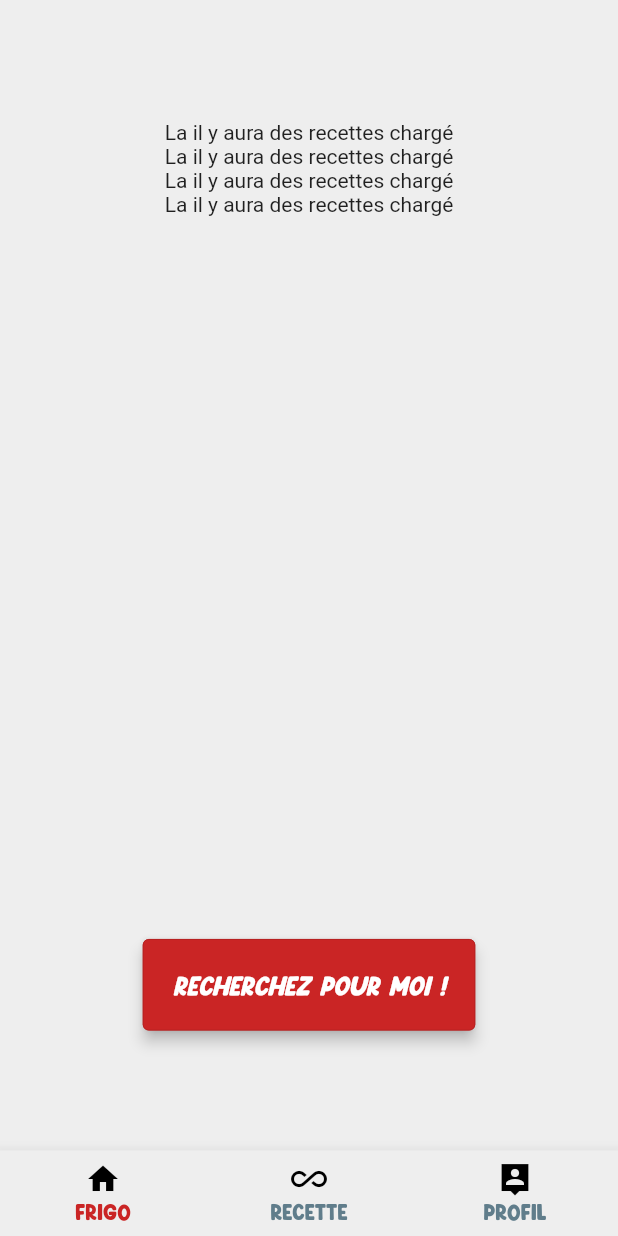
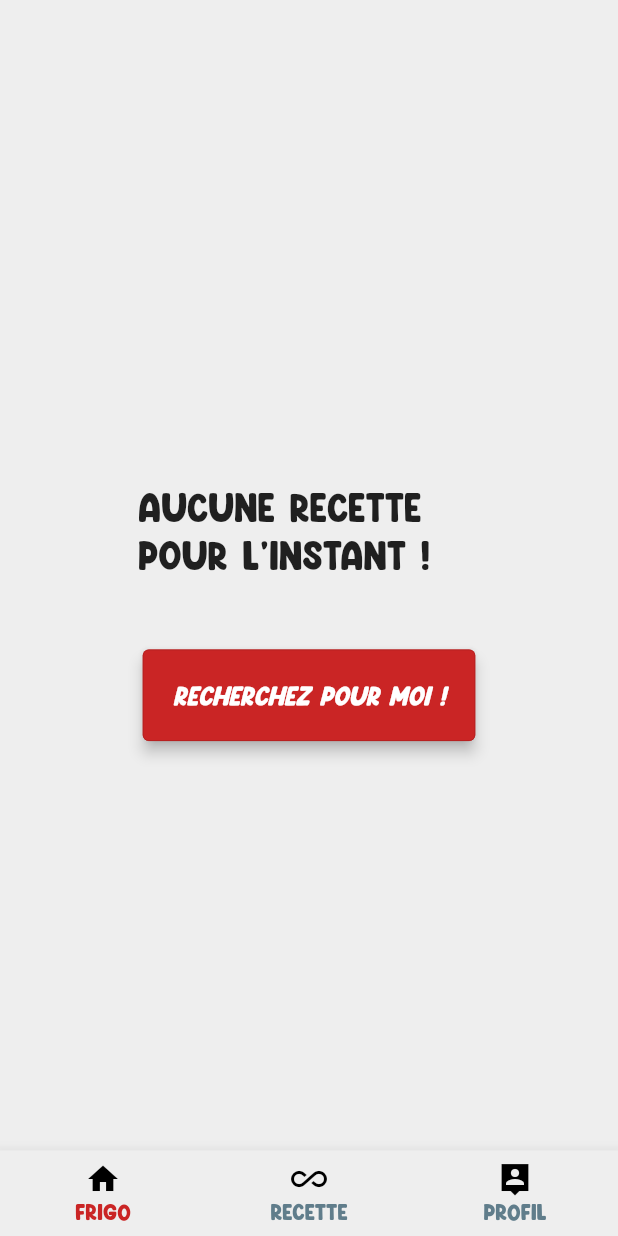
Before and after one commit to Anthony5997/flutter_whats_for_dinner, a Flutter app: the RecipeListView screen opened directly, on a phone screen of 412 x 824 dp. Run offline on Flutter 3.47's test engine with Material 2 defaults, Android fonts, the light colour scheme and no system bars; our stand-ins replace bloc, equatable, flutter_bloc, flutter_form_builder, form_builder_validators, select_form_field and 1 more; accounts and stored records are empty; network calls fail.

Commit message:
Ajout d'un RecipeListBloc et d'un recipeListRepository pour le gestion des recettes

```diff
--- a/lib/main.dart
+++ b/lib/main.dart
@@ -7,6 +7,7 @@ import 'package:flutter_whats_for_dinner/authentication/authentication_bloc.dart
 import 'package:flutter_whats_for_dinner/authentication/services/authentication_navigator.dart';
 import 'package:flutter_whats_for_dinner/fridge/fridge_bloc.dart';
 import 'package:flutter_whats_for_dinner/ingredient_categorie/ingredient_categorie_bloc.dart';
+import 'package:flutter_whats_for_dinner/recipe_list/bloc/recipe_list_bloc.dart';
 import 'package:flutter_whats_for_dinner/widgets/ui/themes/theme.dart';
 
 void main() {
@@ -35,6 +36,9 @@ class MyApp extends StatelessWidget {
         BlocProvider<FridgeBloc>(
           create: (BuildContext context) => FridgeBloc(),
         ),
+        BlocProvider<RecipeListBloc>(
+          create: (BuildContext context) => RecipeListBloc(),
+        ),
       ],
       child: MaterialApp(
         theme: LigthTheme.themedata,
--- a/lib/recipe_list/bloc/recipe_list_bloc.dart
+++ b/lib/recipe_list/bloc/recipe_list_bloc.dart
@@ -1,23 +1,25 @@
 import 'package:bloc/bloc.dart';
 import 'package:equatable/equatable.dart';
+import 'package:flutter_whats_for_dinner/recipe_list/repository/recipe_list_repository.dart';
 
 part 'recipe_list_event.dart';
 part 'recipe_list_state.dart';
 
 class RecipeListBloc extends Bloc<RecipeListEvent, RecipeListState> {
+  final RecipeListRepository recipeListRepository = RecipeListRepository();
+
   RecipeListBloc() : super(RecipeListInitial()) {
-    on<RecipeListEvent>((event, emit) {});
-    on<RecipeListLoadedEvent>((event, emit) {
-      try {
-        emit(RecipeListLoadedState());
-      } catch (e) {
-        emit(RecipeListEmptyState());
-      }
+    on<RecipeListEventInitial>((event, emit) {
+      emit(RecipeListEmptyState());
     });
+    on<RecipeListLoadedEvent>((event, emit) {});
 
     on<RecipeListLoadingEvent>((event, emit) async {
+      emit(RecipeListLoadingState());
+
       try {
-        emit(RecipeListLoadedState());
+        var recipeResult = await recipeListRepository.get();
+        emit(RecipeListLoadedState(recipeResult));
       } catch (e) {
         emit(RecipeListEmptyState());
       }
--- a/lib/recipe_list/bloc/recipe_list_state.dart
+++ b/lib/recipe_list/bloc/recipe_list_state.dart
@@ -11,7 +11,10 @@ class RecipeListInitial extends RecipeListState {}
 
 class RecipeListLoadingState extends RecipeListState {}
 
-class RecipeListLoadedState extends RecipeListState {}
+class RecipeListLoadedState extends RecipeListState {
+  dynamic recipeResult;
+  RecipeListLoadedState(this.recipeResult);
+}
 
 class RecipeListEmptyState extends RecipeListState {}
 
--- a/lib/recipe_list/repository/recipe_list_repository.dart
+++ b/lib/recipe_list/repository/recipe_list_repository.dart
@@ -0,0 +1,19 @@
+import 'package:flutter_whats_for_dinner/services/api_base_helper.dart';
+
+class RecipeListRepository {
+  final ApiBaseHelper _helper = ApiBaseHelper();
+
+  Future<dynamic> get() async {
+    final response = await _helper.getAuth("/recipe/potentialRecipes");
+
+    // List<IngredientCategory> listIngredient = [];
+
+    // response["results"].forEach((result) {
+    //   listIngredient.add(IngredientCategory.fromJson(result));
+    // });
+    // print(listIngredient);
+    print("response RECIPE");
+    print(response);
+    return response;
+  }
+}
--- a/lib/recipe_list/screens/recipe_list_view.dart
+++ b/lib/recipe_list/screens/recipe_list_view.dart
@@ -18,7 +18,7 @@ class _RecipeListViewState extends State<RecipeListView> {
     return Scaffold(
       endDrawer: CustomBottomNavigationBar(),
       body: BlocProvider<RecipeListBloc>(
-        create: (context) => RecipeListBloc()..add(RecipeListLoadingEvent()),
+        create: (context) => RecipeListBloc()..add(RecipeListEventInitial()),
         child: Padding(
           padding: const EdgeInsets.all(80.0),
           child: Column(
@@ -39,19 +39,63 @@ class _RecipeListViewState extends State<RecipeListView> {
                             Text("La il y aura des recettes chargé"),
                             Text("La il y aura des recettes chargé"),
                             Text("La il y aura des recettes chargé"),
+                            ElevatedButton(
+                              child: const Text('Recherchez à nouveau !'),
+                              onPressed: () {
+                                BlocProvider.of<RecipeListBloc>(context)
+                                    .add(RecipeListLoadingEvent());
+                              },
+                            ),
                           ],
                         )),
                       ),
                     );
+                  } else if (state is RecipeListInitial) {
+                    return Column(
+                      children: [
+                        const Center(
+                          child: Padding(
+                            padding: EdgeInsets.symmetric(
+                                vertical: 48.0, horizontal: 12),
+                            child: Text(
+                              "Aucune recette pour l'instant !",
+                              style: TextStyle(
+                                  fontFamily: "LemonDays", fontSize: 24),
+                            ),
+                          ),
+                        ),
+                        ElevatedButton(
+                          child: const Text('Recherchez pour moi !'),
+                          onPressed: () {
+                            print("taped");
+                            BlocProvider.of<RecipeListBloc>(context)
+                                .add(RecipeListLoadingEvent());
+                          },
+                        ),
+                      ],
+                    );
                   } else if (state is RecipeListEmptyState) {
-                    return const Center(
-                      child: Padding(
-                        padding: EdgeInsets.symmetric(vertical: 48.0, horizontal: 12),
-                        child: Text(
-                          "Aucune recette pour l'instant !",
-                          style: TextStyle(fontFamily: "LemonDays", fontSize: 24),
+                    return Column(
+                      children: [
+                        const Center(
+                          child: Padding(
+                            padding: EdgeInsets.symmetric(
+                                vertical: 48.0, horizontal: 12),
+                            child: Text(
+                              "Aucune recette pour l'instant !",
+                              style: TextStyle(
+                                  fontFamily: "LemonDays", fontSize: 24),
+                            ),
+                          ),
                         ),
-                      ),
+                        ElevatedButton(
+                          child: const Text('Recherchez pour moi !'),
+                          onPressed: () {
+                            BlocProvider.of<RecipeListBloc>(context)
+                                .add(RecipeListLoadingEvent());
+                          },
+                        ),
+                      ],
                     );
                   } else {
                     return const Center(
@@ -63,10 +107,6 @@ class _RecipeListViewState extends State<RecipeListView> {
                   }
                 },
               ),
-              ElevatedButton(
-                child: const Text('Recherchez pour moi !'),
-                onPressed: () {},
-              ),
             ],
           ),
         ),
```
Also changed, not shown: lib/ingredient_categorie/views/ingredient_categorie_view.dart (+28 -10 lines).
